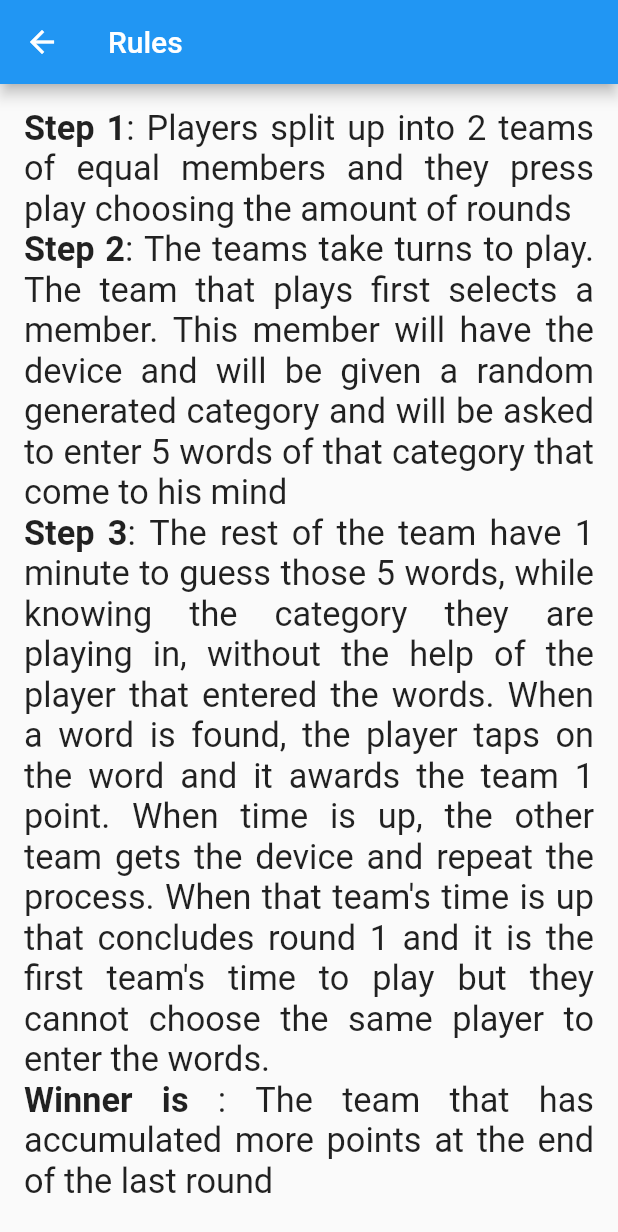
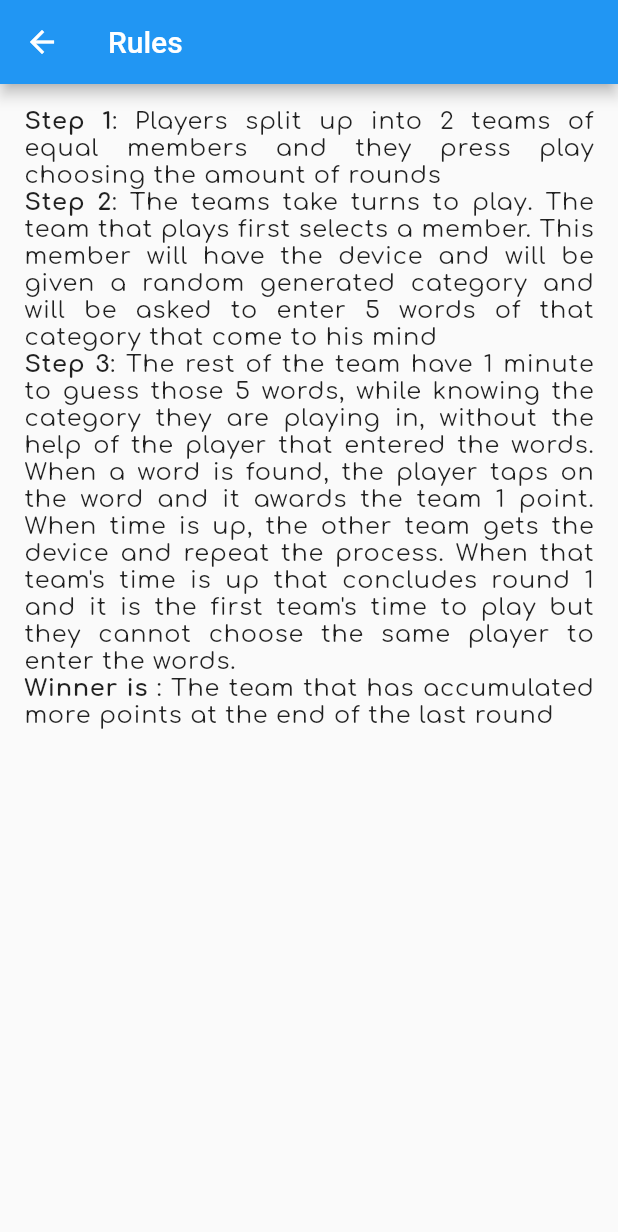
Before and after one commit to Lelik-Bolik/guessit, a Flutter app: the RulesPage screen opened by its route, on a phone screen of 412 x 824 dp. Shown: the top 1232 px of the screen. Run offline on Flutter 3.47's test engine with Material 2 defaults, Android fonts, the phone set to English and light mode, and no system bars; our stand-ins replace auto_size_text, flutter_screenutil, google_fonts.

Commit message:
changes in theme.dart, added rules button on main, theme changes in rules page

```diff
--- a/lib/config/themes.dart
+++ b/lib/config/themes.dart
@@ -1,11 +1,12 @@
 import 'package:flutter/material.dart';
 import 'package:flutter_screenutil/flutter_screenutil.dart';
+import 'package:google_fonts/google_fonts.dart';
 
 abstract class Styles {
   static ThemeData lightThemeData = ThemeData(
     brightness: Brightness.light,
     primarySwatch: Colors.blue,
-    textTheme: _textTheme,
+    textTheme: _textTheme2,
   );
 
   static ThemeData darkThemeData = ThemeData(
@@ -13,21 +14,38 @@ abstract class Styles {
     primarySwatch: Colors.blue,
     accentColor: Colors.amberAccent,
     scaffoldBackgroundColor: Colors.black,
-    textTheme: _textTheme,
+    textTheme: _textTheme2,
   );
 
-  static TextTheme _textTheme = TextTheme(
-    bodyText1: _bodyText1,
-    bodyText2: _bodyText2,
+  static TextTheme _textTheme2 = TextTheme(
+    headline1: GoogleFonts.comfortaa(
+        fontSize: 93, fontWeight: FontWeight.w300, letterSpacing: -1.5),
+    headline2: GoogleFonts.comfortaa(
+        fontSize: 58, fontWeight: FontWeight.w300, letterSpacing: -0.5),
+    headline3: GoogleFonts.comfortaa(fontSize: 46, fontWeight: FontWeight.w400),
+    headline4: GoogleFonts.comfortaa(
+        fontSize: 33, fontWeight: FontWeight.w400, letterSpacing: 0.25),
+    headline5: GoogleFonts.comfortaa(fontSize: 23, fontWeight: FontWeight.w400),
+    headline6: GoogleFonts.comfortaa(
+        fontSize: 19, fontWeight: FontWeight.w500, letterSpacing: 0.15),
+    subtitle1: GoogleFonts.comfortaa(
+        fontSize: 15, fontWeight: FontWeight.w400, letterSpacing: 0.15),
+    subtitle2: GoogleFonts.comfortaa(
+        fontSize: 13, fontWeight: FontWeight.w500, letterSpacing: 0.1),
+    bodyText1: GoogleFonts.comfortaa(
+        fontSize: 16, fontWeight: FontWeight.w400, letterSpacing: 0.5),
+    bodyText2: GoogleFonts.comfortaa(
+        fontSize: 14, fontWeight: FontWeight.w400, letterSpacing: 0.25),
+    button: GoogleFonts.comfortaa(
+        fontSize: 14, fontWeight: FontWeight.w500, letterSpacing: 1.25),
+    caption: GoogleFonts.comfortaa(
+        fontSize: 12, fontWeight: FontWeight.w400, letterSpacing: 0.4),
+    overline: GoogleFonts.comfortaa(
+        fontSize: 10, fontWeight: FontWeight.w400, letterSpacing: 1.5),
   );
 
-  static TextStyle _bodyText1 = TextStyle(
-    fontWeight: FontWeight.bold,
-    fontSize: 20.ssp,
-  );
-
-  static TextStyle _bodyText2 = TextStyle(
-    fontWeight: FontWeight.normal,
-    fontSize: 20.ssp,
-  );
+  static TextStyle boldBodyText(BuildContext context) => Theme.of(context)
+      .textTheme
+      .bodyText1
+      .copyWith(fontWeight: FontWeight.bold);
 }
--- a/lib/main.dart
+++ b/lib/main.dart
@@ -1,6 +1,6 @@
 import 'package:flutter/material.dart';
 import 'package:flutter_screenutil/screenutil_init.dart';
-import 'package:guessit/rules.dart';
+import 'package:guessit/screens/rules.dart';
 import 'package:guessit/screens/settings.dart';
 import 'package:guessit/widgets/menu_button.dart';
 import 'package:guessit/config/themes.dart';
--- a/lib/rules.dart
+++ b/lib/screens/rules.dart
@@ -1,5 +1,7 @@
 import 'package:flutter/material.dart';
 import 'package:flutter_screenutil/flutter_screenutil.dart';
+
+import 'package:guessit/config/themes.dart';
 
 class RulesPage extends StatelessWidget {
   static String title = "Rules";
@@ -21,12 +23,12 @@ class RulesPage extends StatelessWidget {
                   textAlign: TextAlign.justify,
                   text: TextSpan(
                     text: 'Step 1',
-                    style: Theme.of(context).textTheme.bodyText1,
+                    style: Styles.boldBodyText(context),
                     children: <TextSpan>[
                       TextSpan(
                         text:
                             ': Players split up into 2 teams of equal members and they press play choosing the amount of rounds',
-                        style: Theme.of(context).textTheme.bodyText2,
+                        style: Theme.of(context).textTheme.bodyText1,
                       ),
                     ],
                   ),
@@ -35,12 +37,12 @@ class RulesPage extends StatelessWidget {
                   textAlign: TextAlign.justify,
                   text: TextSpan(
                     text: 'Step 2',
-                    style: Theme.of(context).textTheme.bodyText1,
+                    style: Styles.boldBodyText(context),
                     children: <TextSpan>[
                       TextSpan(
                         text:
                             ': The teams take turns to play. The team that plays first selects a member. This member will have the device and will be given a random generated category and will be asked to enter 5 words of that category that come to his mind',
-                        style: Theme.of(context).textTheme.bodyText2,
+                        style: Theme.of(context).textTheme.bodyText1,
                       ),
                     ],
                   ),
@@ -49,12 +51,12 @@ class RulesPage extends StatelessWidget {
                   textAlign: TextAlign.justify,
                   text: TextSpan(
                     text: 'Step 3',
-                    style: Theme.of(context).textTheme.bodyText1,
+                    style: Styles.boldBodyText(context),
                     children: <TextSpan>[
                       TextSpan(
                         text:
                             ": The rest of the team have 1 minute to guess those 5 words, while knowing the category they are playing in, without the help of the player that entered the words. When a word is found, the player taps on the word and it awards the team 1 point. When time is up, the other team gets the device and repeat the process. When that team's time is up that concludes round 1 and it is the first team's time to play but they cannot choose the same player to enter the words. ",
-                        style: Theme.of(context).textTheme.bodyText2,
+                        style: Theme.of(context).textTheme.bodyText1,
                       ),
                     ],
                   ),
@@ -63,12 +65,12 @@ class RulesPage extends StatelessWidget {
                   textAlign: TextAlign.justify,
                   text: TextSpan(
                     text: 'Winner is ',
-                    style: Theme.of(context).textTheme.bodyText1,
+                    style: Styles.boldBodyText(context),
                     children: <TextSpan>[
                       TextSpan(
                         text:
                             ': The team that has accumulated more points at the end of the last round',
-                        style: Theme.of(context).textTheme.bodyText2,
+                        style: Theme.of(context).textTheme.bodyText1,
                       ),
                     ],
                   ),
--- a/lib/widgets/menu_button.dart
+++ b/lib/widgets/menu_button.dart
@@ -27,7 +27,7 @@ class MenuButton extends StatelessWidget {
                 label,
                 style: Theme.of(context)
                     .textTheme
-                    .headline4
+                    .button
                     .copyWith(color: Theme.of(context).accentColor),
               ),
             )));
```
Also changed, not shown: google_fonts/OFL.txt (added, +93 -0 lines), google_fonts/Comfortaa-VariableFont_wght.ttf (added), google_fonts/README.txt (added), google_fonts/static/Comfortaa-Bold.ttf (added), google_fonts/static/Comfortaa-Light.ttf (added), google_fonts/static/Comfortaa-Medium.ttf (added), google_fonts/static/Comfortaa-Regular.ttf (added), google_fonts/static/Comfortaa-SemiBold.ttf (added).
